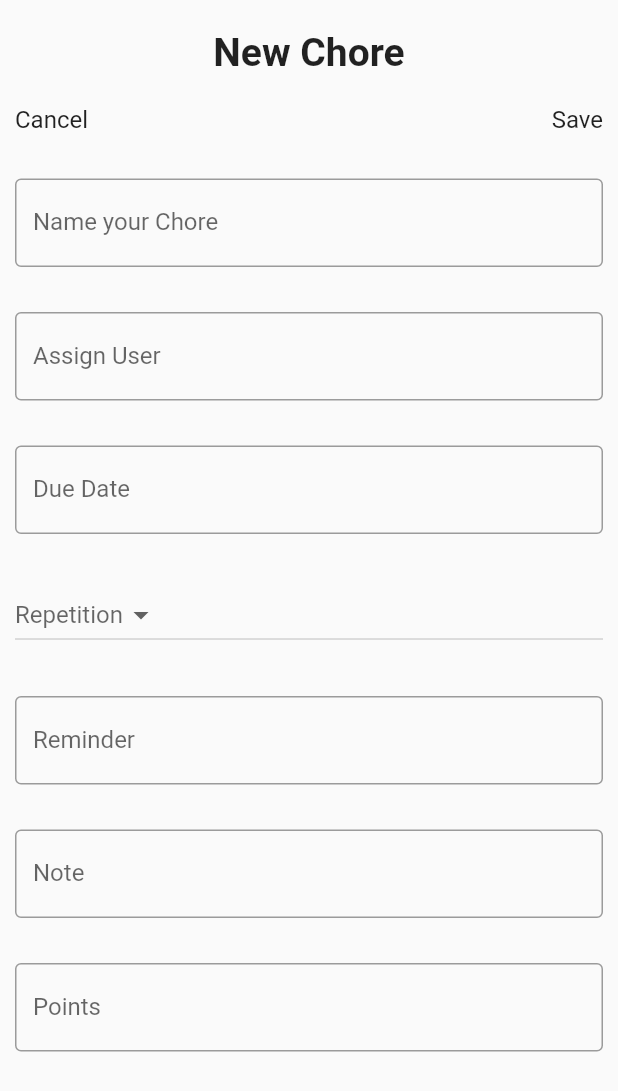
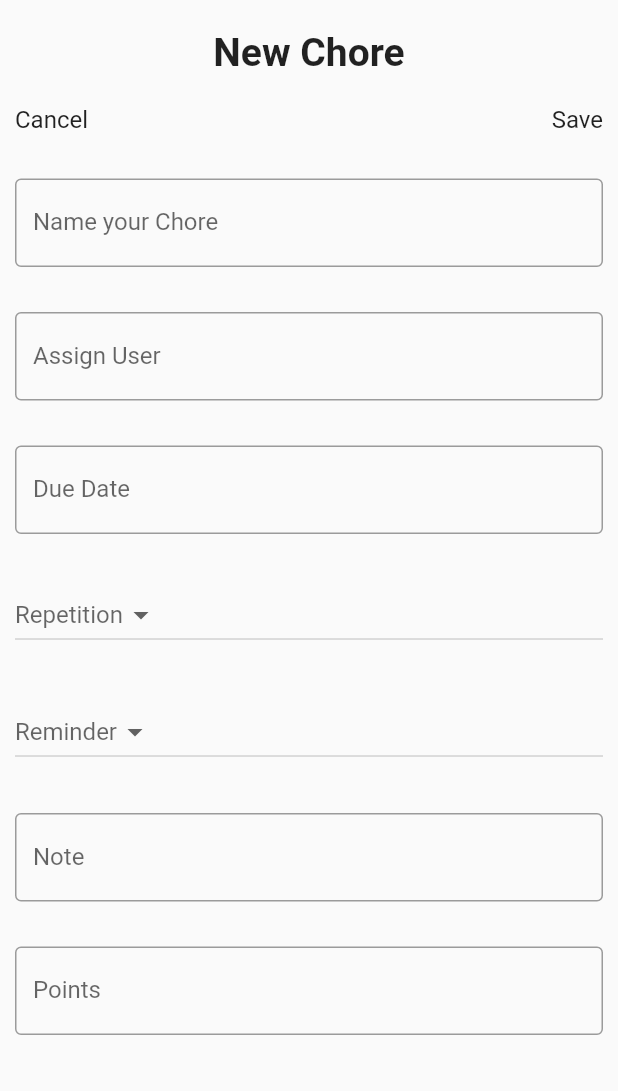
Before and after one commit to Jdd2020/rumii, a Flutter app: the NewChore screen opened directly, on a phone screen of 412 x 824 dp. Shown: the top 1091 px of the screen. Run offline on Flutter 3.47's test engine with Material 2 defaults, Android fonts, the light colour scheme and no system bars.

Commit message:
new_chore_view.dart

```diff
--- a/lib/views/Chores/new_chore_view.dart
+++ b/lib/views/Chores/new_chore_view.dart
@@ -1,9 +1,33 @@
 import 'package:flutter/material.dart';
 import 'package:rumii/views/Chores/chore_list_view.dart';
 
-//NewChore View
-class NewChore extends StatelessWidget {
-  const NewChore({super.key});
+// NewChore View
+class NewChore extends StatefulWidget {
+  const NewChore({Key? key}) : super(key: key);
+
+  @override
+  _NewChoreState createState() => _NewChoreState();
+}
+
+class _NewChoreState extends State<NewChore> {
+  DateTime? dueDate;
+  final TextEditingController nameController = TextEditingController();
+  final TextEditingController assignUserController = TextEditingController();
+  final TextEditingController dueDateController = TextEditingController();
+  final TextEditingController repetitionController = TextEditingController();
+  final TextEditingController reminderController = TextEditingController();
+  final TextEditingController noteController = TextEditingController();
+  final TextEditingController pointsController = TextEditingController();
+
+  @override
+  void dispose() {
+    nameController.dispose();
+    assignUserController.dispose();
+    dueDateController.dispose();
+    noteController.dispose();
+    pointsController.dispose();
+    super.dispose();
+  }
 
   @override
   Widget build(BuildContext context) {
@@ -14,7 +38,11 @@ class NewChore extends StatelessWidget {
         height: MediaQuery.of(context).size.height,
         child: Column(children: <Widget>[
           const SizedBox(height: 10),
-          const Text('New Chore', style: (TextStyle(fontSize: 26, fontWeight: FontWeight.bold,))),
+          const Text('New Chore',
+              style: (TextStyle(
+                fontSize: 26,
+                fontWeight: FontWeight.bold,
+              ))),
           const SizedBox(height: 20),
           Row(mainAxisAlignment: MainAxisAlignment.spaceBetween, children: [
             InkWell(
@@ -43,34 +71,58 @@ class NewChore extends StatelessWidget {
           const SizedBox(
             height: 30,
           ),
-          const SizedBox(
+          SizedBox(
             width: 1500,
             child: TextField(
+              controller: nameController,
               obscureText: false,
-              decoration: InputDecoration(
+              decoration: const InputDecoration(
                   border: OutlineInputBorder(), labelText: 'Name your Chore'),
             ),
           ),
           const SizedBox(
             height: 30,
           ),
-          const SizedBox(
+          SizedBox(
             width: 1500,
             child: TextField(
+              controller: assignUserController,
               obscureText: false,
-              decoration: InputDecoration(
+              decoration: const InputDecoration(
                   border: OutlineInputBorder(), labelText: 'Assign User'),
             ),
           ),
           const SizedBox(
             height: 30,
           ),
-          const SizedBox(
-            width: 1500,
-            child: TextField(
-              obscureText: false,
-              decoration: InputDecoration(
-                  border: OutlineInputBorder(), labelText: 'Due Date'),
+          GestureDetector(
+            onTap: () async {
+              DateTime? selectedDate = await showDatePicker(
+                context: context,
+                initialDate: DateTime.now(),
+                firstDate: DateTime.now(),
+                lastDate: DateTime(2101),
+              );
+              if (selectedDate != null && selectedDate != dueDate) {
+                setState(() {
+                  dueDate = selectedDate;
+                  dueDateController.text =
+                      '${dueDate!.month}/${dueDate!.day}/${dueDate!.year}';
+                });
+              }
+            },
+            child: AbsorbPointer(
+              child: SizedBox(
+                width: 1500,
+                child: TextField(
+                  controller: dueDateController,
+                  obscureText: false,
+                  decoration: const InputDecoration(
+                    border: OutlineInputBorder(),
+                    labelText: 'Due Date',
+                  ),
+                ),
+              ),
             ),
           ),
           const SizedBox(
@@ -79,7 +131,14 @@ class NewChore extends StatelessWidget {
           SizedBox(
             width: 1500,
             child: DropdownButton<String>(
-              items: [
+              value: repetitionController.text.isEmpty
+                  ? null
+                  : repetitionController.text,
+              items: const [
+                DropdownMenuItem<String>(
+                  value: 'None',
+                  child: Text('None'),
+                ),
                 DropdownMenuItem<String>(
                   value: 'Daily',
                   child: Text('Daily'),
@@ -97,43 +156,72 @@ class NewChore extends StatelessWidget {
                   child: Text('Monthly'),
                 ),
               ],
-              onChanged: (String? value) {
-                //hanlde the selected
+              onChanged: (value) {
+                setState(() {
+                  repetitionController.text = value!;
+                });
                 return;
               },
-              hint: Text('Repetition'),
+              hint: const Text('Repetition'),
             ),
           ),
           const SizedBox(
             height: 30,
           ),
-          const SizedBox(
+          SizedBox(
             width: 1500,
-            child: TextField(
-              obscureText: false,
-              decoration: InputDecoration(
-                  border: OutlineInputBorder(), labelText: 'Reminder'),
+            child: DropdownButton<String>(
+              value: reminderController.text.isEmpty
+                  ? null
+                  : reminderController.text,
+              items: const [
+                DropdownMenuItem<String>(
+                  value: '1 hour',
+                  child: Text('1 hour'),
+                ),
+                DropdownMenuItem<String>(
+                  value: '1 day',
+                  child: Text('1 day'),
+                ),
+                DropdownMenuItem<String>(
+                  value: '1 week',
+                  child: Text('1 week'),
+                ),
+                DropdownMenuItem<String>(
+                  value: 'custom',
+                  child: Text('custom'),
+                ),
+              ],
+              onChanged: (value) {
+                setState(() {
+                  reminderController.text = value!;
+                });
+                return;
+              },
+              hint: const Text('Reminder'),
             ),
           ),
           const SizedBox(
             height: 30,
           ),
-          const SizedBox(
+          SizedBox(
             width: 1500,
             child: TextField(
+              controller: noteController,
               obscureText: false,
-              decoration: InputDecoration(
+              decoration: const InputDecoration(
                   border: OutlineInputBorder(), labelText: 'Note'),
             ),
           ),
           const SizedBox(
             height: 30,
           ),
-          const SizedBox(
+          SizedBox(
             width: 1500,
             child: TextField(
+              controller: pointsController,
               obscureText: false,
-              decoration: InputDecoration(
+              decoration: const InputDecoration(
                   border: OutlineInputBorder(), labelText: 'Points'),
             ),
           ),
```
